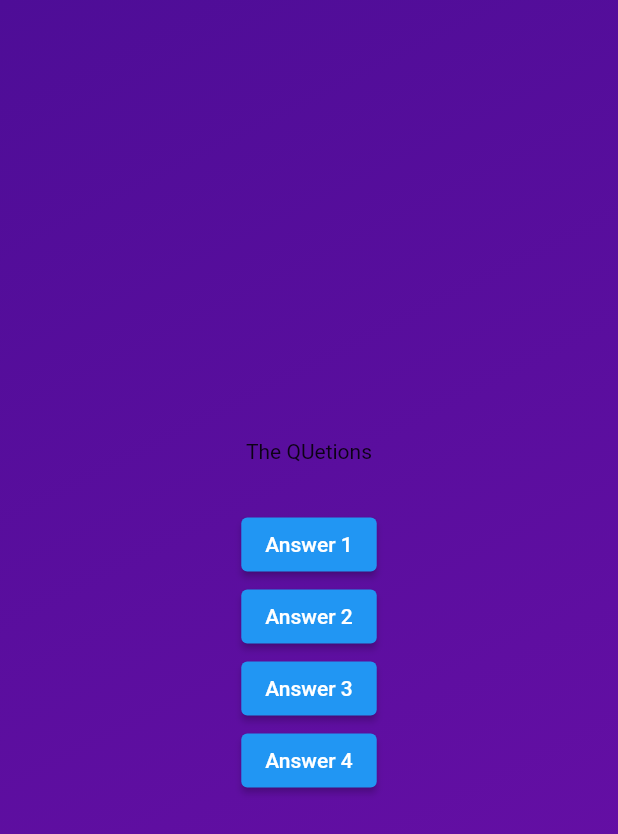
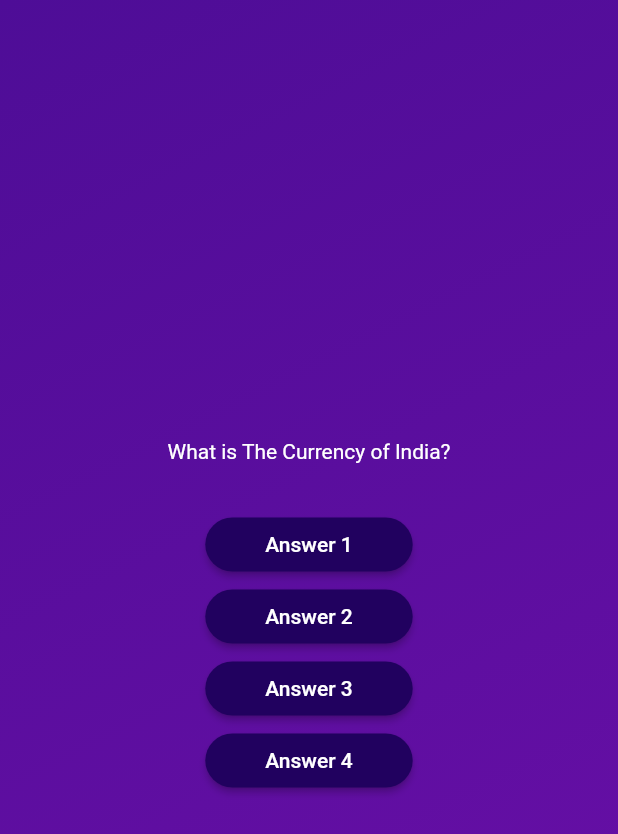
Before and after one commit to Md-Roni024/FLutter_Practice, a Flutter app: the screen it shows after launch, after a tap on "Start Quiz", on a phone screen of 412 x 824 dp. Shown: the top 834 px of the screen. Run offline on Flutter 3.47's test engine with Material 2 defaults, Android fonts, the phone set to English and light mode, and no system bars.

Commit message:
ElevatedButton  add in AddButton Widget

```diff
--- /dev/null
+++ b/lib/answer_button.dart
@@ -0,0 +1,21 @@
+import 'package:flutter/material.dart';
+
+class AnswerButton extends StatelessWidget {
+  const AnswerButton(
+      {super.key, required this.answerText, required this.onTap});
+
+  final String answerText;
+  final void Function() onTap;
+  @override
+  Widget build(BuildContext context) {
+    return ElevatedButton(
+        onPressed: onTap,
+        style: ElevatedButton.styleFrom(
+            padding: const EdgeInsets.symmetric(horizontal: 40, vertical: 10),
+            backgroundColor: const Color.fromARGB(255, 33, 1, 95),
+            foregroundColor: Colors.white,
+            shape: RoundedRectangleBorder(
+                borderRadius: BorderRadius.circular(40))),
+        child: Text(answerText));
+  }
+}
--- a/lib/questinons_screen.dart
+++ b/lib/questinons_screen.dart
@@ -1,5 +1,5 @@
 import 'package:flutter/material.dart';
-import 'package:flutter/widgets.dart';
+import 'package:second_project/answer_button.dart';
 
 class QuestionsScreen extends StatefulWidget {
   const QuestionsScreen({super.key});
@@ -17,24 +17,17 @@ class _QuestionScreenState extends State<QuestionsScreen> {
       child: Column(
         mainAxisAlignment: MainAxisAlignment.center,
         children: [
-          const Text("The QUetions"),
+          const Text(
+            "What is The Currency of India?",
+            style: TextStyle(
+              color: Colors.white,
+            ),
+          ),
           const SizedBox(height: 30),
-          ElevatedButton(
-            onPressed: () {},
-            child: const Text('Answer 1'),
-          ),
-          ElevatedButton(
-            onPressed: () {},
-            child: const Text('Answer 2'),
-          ),
-          ElevatedButton(
-            onPressed: () {},
-            child: const Text('Answer 3'),
-          ),
-          ElevatedButton(
-            onPressed: () {},
-            child: const Text('Answer 4'),
-          ),
+          AnswerButton(answerText: 'Answer 1', onTap: () {}),
+          AnswerButton(answerText: 'Answer 2', onTap: () {}),
+          AnswerButton(answerText: 'Answer 3', onTap: () {}),
+          AnswerButton(answerText: 'Answer 4', onTap: () {}),
         ],
       ),
     );
```
